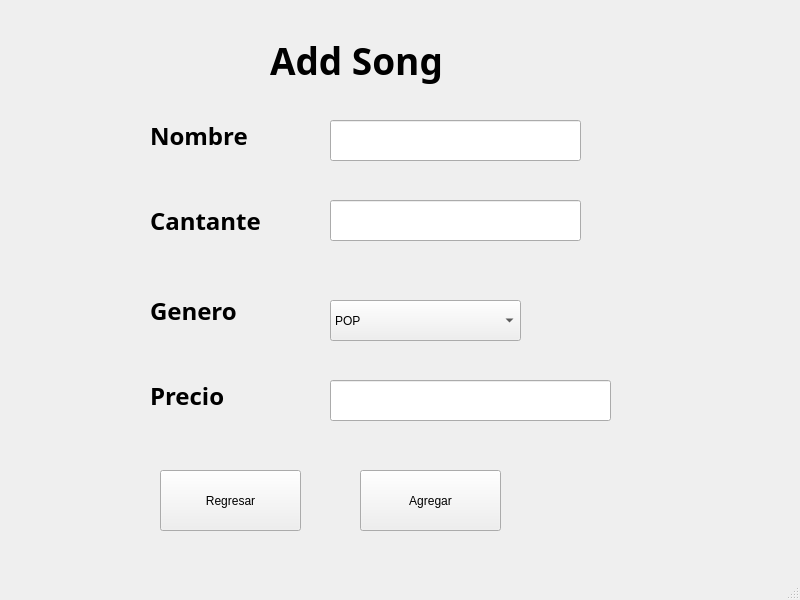
Old version of the form mainwindow.ui in the repository andres8845/examenLab3.
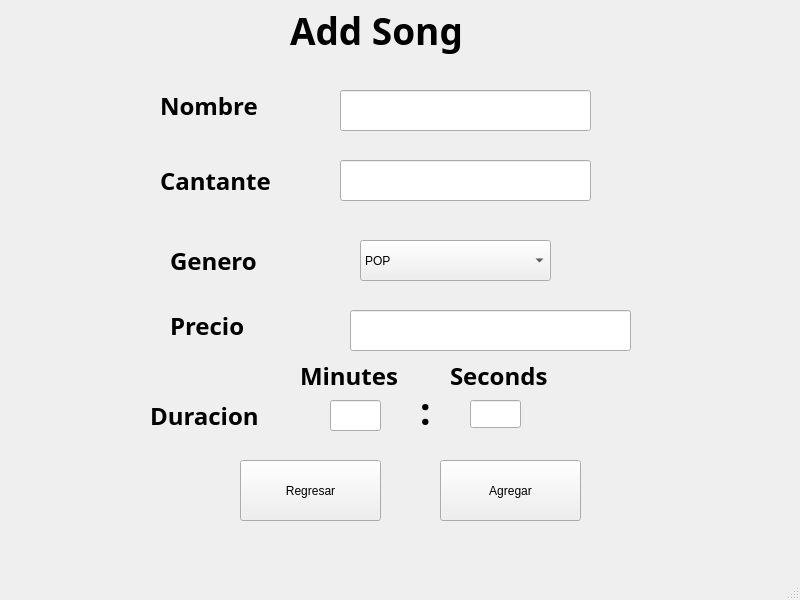
New version of the form. The open tabs and pages were chosen to show the change.

Diff of the .ui file:
```diff
--- a/mainwindow.ui
+++ b/mainwindow.ui
@@ -117,8 +117,8 @@
      <widget class="QLabel" name="label_2">
       <property name="geometry">
        <rect>
-        <x>270</x>
-        <y>30</y>
+        <x>290</x>
+        <y>0</y>
         <width>221</width>
         <height>61</height>
        </rect>
@@ -137,8 +137,8 @@
      <widget class="QLabel" name="label_3">
       <property name="geometry">
        <rect>
-        <x>150</x>
-        <y>110</y>
+        <x>160</x>
+        <y>80</y>
         <width>131</width>
         <height>51</height>
        </rect>
@@ -157,8 +157,8 @@
      <widget class="QLabel" name="label_4">
       <property name="geometry">
        <rect>
-        <x>150</x>
-        <y>190</y>
+        <x>160</x>
+        <y>150</y>
         <width>141</width>
         <height>61</height>
        </rect>
@@ -177,8 +177,8 @@
      <widget class="QLabel" name="label_5">
       <property name="geometry">
        <rect>
-        <x>150</x>
-        <y>280</y>
+        <x>170</x>
+        <y>230</y>
         <width>121</width>
         <height>61</height>
        </rect>
@@ -197,8 +197,8 @@
      <widget class="QLabel" name="label_6">
       <property name="geometry">
        <rect>
-        <x>150</x>
-        <y>360</y>
+        <x>170</x>
+        <y>290</y>
         <width>111</width>
         <height>71</height>
        </rect>
@@ -217,8 +217,8 @@
      <widget class="QLineEdit" name="lineEdit">
       <property name="geometry">
        <rect>
-        <x>330</x>
-        <y>120</y>
+        <x>340</x>
+        <y>90</y>
         <width>251</width>
         <height>41</height>
        </rect>
@@ -227,8 +227,8 @@
      <widget class="QLineEdit" name="lineEdit_2">
       <property name="geometry">
        <rect>
-        <x>330</x>
-        <y>200</y>
+        <x>340</x>
+        <y>160</y>
         <width>251</width>
         <height>41</height>
        </rect>
@@ -237,8 +237,8 @@
      <widget class="QComboBox" name="comboBox">
       <property name="geometry">
        <rect>
-        <x>330</x>
-        <y>300</y>
+        <x>360</x>
+        <y>240</y>
         <width>191</width>
         <height>41</height>
        </rect>
@@ -282,8 +282,8 @@
      <widget class="QLineEdit" name="lineEdit_3">
       <property name="geometry">
        <rect>
-        <x>330</x>
-        <y>380</y>
+        <x>350</x>
+        <y>310</y>
         <width>281</width>
         <height>41</height>
        </rect>
@@ -292,8 +292,8 @@
      <widget class="QPushButton" name="pushButton_6">
       <property name="geometry">
        <rect>
-        <x>160</x>
-        <y>470</y>
+        <x>240</x>
+        <y>460</y>
         <width>141</width>
         <height>61</height>
        </rect>
@@ -305,8 +305,8 @@
      <widget class="QPushButton" name="pushButton_7">
       <property name="geometry">
        <rect>
-        <x>360</x>
-        <y>470</y>
+        <x>440</x>
+        <y>460</y>
         <width>141</width>
         <height>61</height>
        </rect>
@@ -315,6 +315,106 @@
        <string>Agregar</string>
       </property>
      </widget>
+     <widget class="QLabel" name="label_16">
+      <property name="geometry">
+       <rect>
+        <x>150</x>
+        <y>380</y>
+        <width>131</width>
+        <height>71</height>
+       </rect>
+      </property>
+      <property name="font">
+       <font>
+        <family>Yu Gothic UI Semibold</family>
+        <pointsize>18</pointsize>
+        <bold>true</bold>
+       </font>
+      </property>
+      <property name="text">
+       <string>Duracion</string>
+      </property>
+     </widget>
+     <widget class="QLineEdit" name="lineEdit_9">
+      <property name="geometry">
+       <rect>
+        <x>330</x>
+        <y>400</y>
+        <width>51</width>
+        <height>31</height>
+       </rect>
+      </property>
+     </widget>
+     <widget class="QLabel" name="label_17">
+      <property name="geometry">
+       <rect>
+        <x>300</x>
+        <y>360</y>
+        <width>121</width>
+        <height>31</height>
+       </rect>
+      </property>
+      <property name="font">
+       <font>
+        <family>Yu Gothic UI Semibold</family>
+        <pointsize>18</pointsize>
+        <bold>true</bold>
+       </font>
+      </property>
+      <property name="text">
+       <string>Minutes</string>
+      </property>
+     </widget>
+     <widget class="QLabel" name="label_18">
+      <property name="geometry">
+       <rect>
+        <x>450</x>
+        <y>360</y>
+        <width>121</width>
+        <height>31</height>
+       </rect>
+      </property>
+      <property name="font">
+       <font>
+        <family>Yu Gothic UI Semibold</family>
+        <pointsize>18</pointsize>
+        <bold>true</bold>
+       </font>
+      </property>
+      <property name="text">
+       <string>Seconds</string>
+      </property>
+     </widget>
+     <widget class="QLineEdit" name="lineEdit_10">
+      <property name="geometry">
+       <rect>
+        <x>470</x>
+        <y>400</y>
+        <width>51</width>
+        <height>28</height>
+       </rect>
+      </property>
+     </widget>
+     <widget class="QLabel" name="label_19">
+      <property name="geometry">
+       <rect>
+        <x>420</x>
+        <y>390</y>
+        <width>31</width>
+        <height>41</height>
+       </rect>
+      </property>
+      <property name="font">
+       <font>
+        <family>Yu Gothic UI Semibold</family>
+        <pointsize>28</pointsize>
+        <bold>true</bold>
+       </font>
+      </property>
+      <property name="text">
+       <string>:</string>
+      </property>
+     </widget>
     </widget>
     <widget class="QWidget" name="page_2">
      <widget class="QLabel" name="label_7">
```
Left out of the diff: 68 changed lines with no effect on the pictures.
